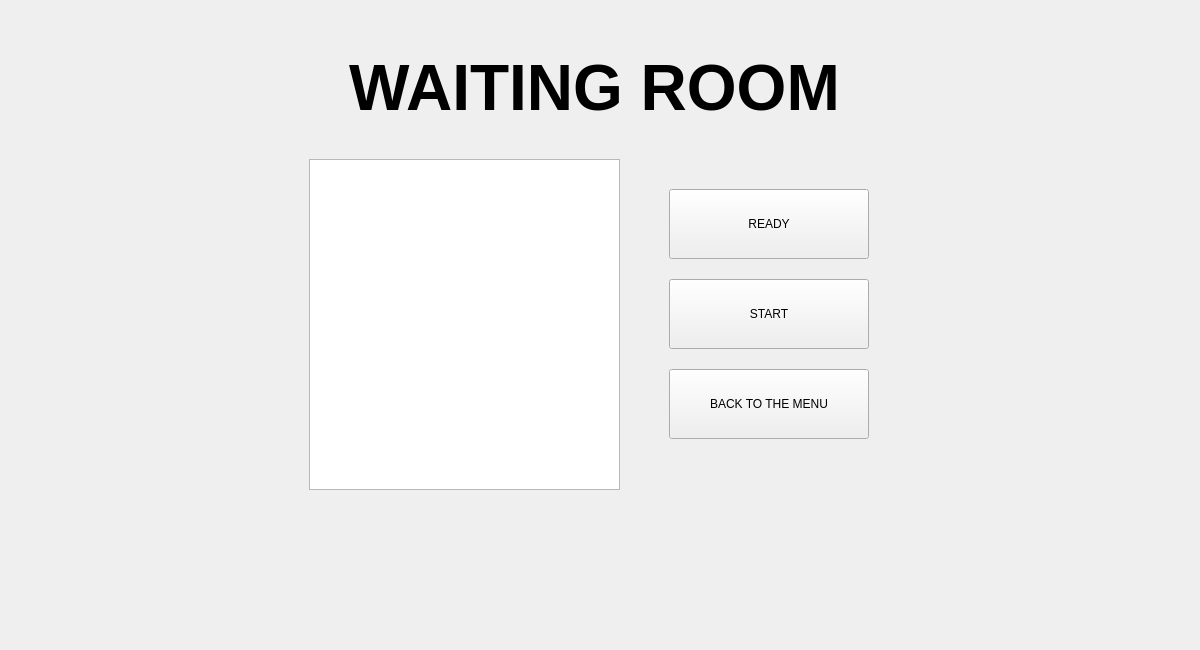
The window that TrafficExpress/mainwindow.ui (mitrovicmasa/traffic-express) describes before a commit, drawn with Qt 5.
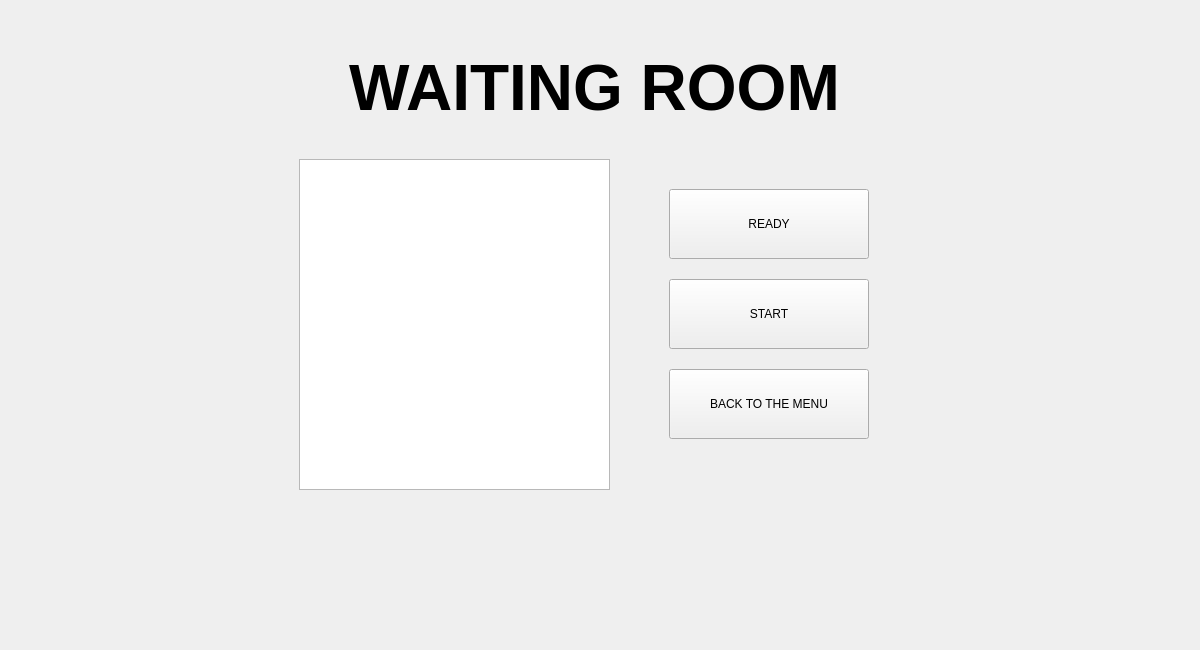
The same window after the commit. Icons and pictures are not drawn.

```diff
--- a/TrafficExpress/mainwindow.ui
+++ b/TrafficExpress/mainwindow.ui
@@ -922,16 +922,6 @@
          <string>&lt;html&gt;&lt;head/&gt;&lt;body&gt;&lt;p align=&quot;center&quot;&gt;&lt;span style=&quot; font-size:48pt;&quot;&gt;WAITING ROOM&lt;/span&gt;&lt;/p&gt;&lt;/body&gt;&lt;/html&gt;</string>
         </property>
        </widget>
-       <widget class="QGraphicsView" name="gvWaitingRoom">
-        <property name="geometry">
-         <rect>
-          <x>300</x>
-          <y>150</y>
-          <width>311</width>
-          <height>331</height>
-         </rect>
-        </property>
-       </widget>
        <widget class="QPushButton" name="pbReady">
         <property name="geometry">
          <rect>
@@ -1088,6 +1078,16 @@
          <string>BACK TO THE MENU</string>
         </property>
        </widget>
+       <widget class="QListWidget" name="listWidget">
+        <property name="geometry">
+         <rect>
+          <x>290</x>
+          <y>150</y>
+          <width>311</width>
+          <height>331</height>
+         </rect>
+        </property>
+       </widget>
       </widget>
       <widget class="QWidget" name="pageStartingGame">
        <layout class="QVBoxLayout" name="verticalLayout_3">
```
